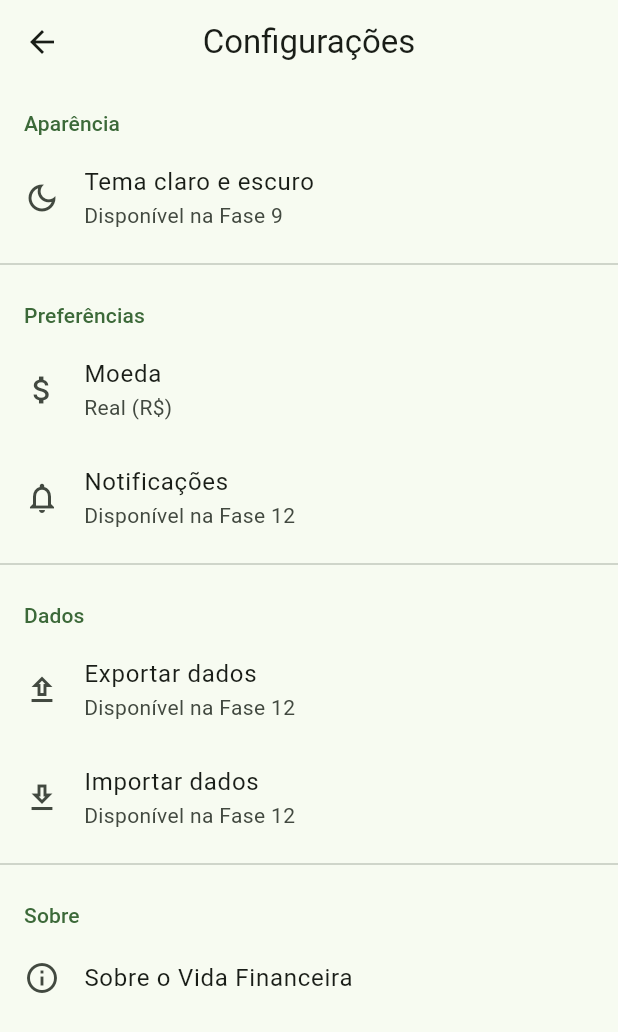
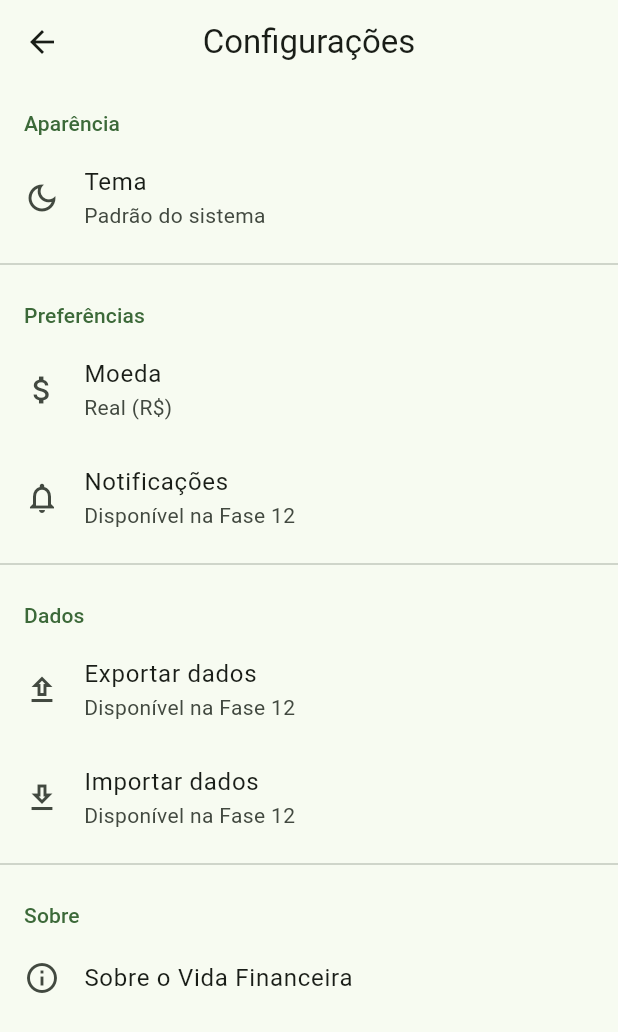
Before and after one commit to Bruno-Battisti/vida-financeira, a Flutter app: the screen it shows after launch, after a tap on the "settings" icon, on a phone screen of 412 x 824 dp. Shown: the top 1032 px of the screen. Run offline on Flutter 3.47's test engine with Material 3 defaults, Android fonts, the phone set to English and light mode, and no system bars; our stand-ins replace drift, drift_flutter, fl_chart, flutter_riverpod, freezed_annotation, go_router and 2 more; accounts and stored records are empty; generated files the repository leaves out were written again.

Commit message:
feat: dark mode, animations and consistent UX feedback (Fase 9)
Tema claro/escuro via ThemeModeNotifier persistido com
shared_preferences: a preferencia e lida de forma sincrona no
build() do provider (SharedPreferences ja fica pronto antes do
runApp, igual ao initializeDateFormatting da Fase 6), entao nao
ha flicker de tema ao abrir o app. Configuracoes ganha um dialog
com Sistema/Claro/Escuro de verdade, substituindo o stub.

Animacoes: rotas empilhadas (formularios, detalhes, configuracoes)
agora entram com fade + slide via CustomTransitionPage em vez do
corte seco padrao do Navigator. Hero anima o avatar da transacao
e o percentual da meta entre a lista e a tela de detalhe.

Estados vazios das listas de Transacoes e Metas ganham um
EmptyState reutilizavel (icone + titulo + subtitulo) no lugar de
um texto solto. Excluir transacao, excluir meta e
adicionar/retirar aporte agora tratam erro com SnackBar — antes
essas tres acoes nao davam nenhum feedback se falhassem.

Testes de widget passam a montar o app com um SharedPreferences
em memoria (setMockInitialValues) via um helper unico e
compartilhado em test/support/fake_repositories.dart, substituindo
a funcao duplicada que cada arquivo de teste tinha antes.

```diff
--- a/lib/app/app.dart
+++ b/lib/app/app.dart
@@ -1,25 +1,31 @@
 import 'package:flutter/material.dart';
+import 'package:flutter_riverpod/flutter_riverpod.dart';
 import 'package:go_router/go_router.dart';
 
 import 'routes.dart';
 import 'theme.dart';
+import 'theme_mode_provider.dart';
 
-class VidaFinanceiraApp extends StatefulWidget {
+class VidaFinanceiraApp extends ConsumerStatefulWidget {
   const VidaFinanceiraApp({super.key});
 
   @override
-  State<VidaFinanceiraApp> createState() => _VidaFinanceiraAppState();
+  ConsumerState<VidaFinanceiraApp> createState() => _VidaFinanceiraAppState();
 }
 
-class _VidaFinanceiraAppState extends State<VidaFinanceiraApp> {
+class _VidaFinanceiraAppState extends ConsumerState<VidaFinanceiraApp> {
   late final GoRouter _router = createRouter();
 
   @override
   Widget build(BuildContext context) {
+    final themeMode = ref.watch(themeModeProvider);
+
     return MaterialApp.router(
       title: 'Vida Financeira',
       debugShowCheckedModeBanner: false,
       theme: AppTheme.light(),
+      darkTheme: AppTheme.dark(),
+      themeMode: themeMode,
       routerConfig: _router,
     );
   }
--- a/lib/app/routes.dart
+++ b/lib/app/routes.dart
@@ -13,6 +13,20 @@ import '../features/transactions/screens/transactions_screen.dart';
 import 'main_shell.dart';
 
 final GlobalKey<NavigatorState> rootNavigatorKey = GlobalKey<NavigatorState>();
+
+/// Telas empilhadas por cima da shell (formulários, detalhes, configurações)
+/// entram com um leve fade + slide, em vez do corte seco padrão.
+CustomTransitionPage<void> _slideFadePage(GoRouterState state, Widget child) {
+  return CustomTransitionPage<void>(
+    key: state.pageKey,
+    child: child,
+    transitionsBuilder: (context, animation, secondaryAnimation, child) {
+      final fade = CurvedAnimation(parent: animation, curve: Curves.easeOut);
+      final slide = Tween<Offset>(begin: const Offset(0, 0.04), end: Offset.zero).animate(fade);
+      return FadeTransition(opacity: fade, child: SlideTransition(position: slide, child: child));
+    },
+  );
+}
 
 GoRouter createRouter() => GoRouter(
   navigatorKey: rootNavigatorKey,
@@ -40,14 +54,14 @@ GoRouter createRouter() => GoRouter(
                 GoRoute(
                   path: 'new',
                   parentNavigatorKey: rootNavigatorKey,
-                  builder: (context, state) => const TransactionFormScreen(),
+                  pageBuilder: (context, state) => _slideFadePage(state, const TransactionFormScreen()),
                 ),
                 GoRoute(
                   path: ':id',
                   parentNavigatorKey: rootNavigatorKey,
-                  builder: (context, state) {
+                  pageBuilder: (context, state) {
                     final id = int.parse(state.pathParameters['id']!);
-                    return TransactionDetailScreen(transactionId: id);
+                    return _slideFadePage(state, TransactionDetailScreen(transactionId: id));
                   },
                 ),
               ],
@@ -63,22 +77,22 @@ GoRouter createRouter() => GoRouter(
                 GoRoute(
                   path: 'new',
                   parentNavigatorKey: rootNavigatorKey,
-                  builder: (context, state) => const GoalFormScreen(),
+                  pageBuilder: (context, state) => _slideFadePage(state, const GoalFormScreen()),
                 ),
                 GoRoute(
                   path: ':id',
                   parentNavigatorKey: rootNavigatorKey,
-                  builder: (context, state) {
+                  pageBuilder: (context, state) {
                     final id = int.parse(state.pathParameters['id']!);
-                    return GoalDetailScreen(goalId: id);
+                    return _slideFadePage(state, GoalDetailScreen(goalId: id));
                   },
                   routes: [
                     GoRoute(
                       path: 'edit',
                       parentNavigatorKey: rootNavigatorKey,
-                      builder: (context, state) {
+                      pageBuilder: (context, state) {
                         final id = int.parse(state.pathParameters['id']!);
-                        return GoalFormScreen(goalId: id);
+                        return _slideFadePage(state, GoalFormScreen(goalId: id));
                       },
                     ),
                   ],
@@ -100,7 +114,7 @@ GoRouter createRouter() => GoRouter(
     GoRoute(
       path: '/settings',
       parentNavigatorKey: rootNavigatorKey,
-      builder: (context, state) => const SettingsScreen(),
+      pageBuilder: (context, state) => _slideFadePage(state, const SettingsScreen()),
     ),
   ],
 );
--- a/lib/app/theme.dart
+++ b/lib/app/theme.dart
@@ -3,10 +3,22 @@ import 'package:flutter/material.dart';
 class AppTheme {
   AppTheme._();
 
+  static const _seedColor = Color(0xFF2E7D32);
+
   static ThemeData light() {
     return ThemeData(
       useMaterial3: true,
-      colorScheme: ColorScheme.fromSeed(seedColor: const Color(0xFF2E7D32)),
+      brightness: Brightness.light,
+      colorScheme: ColorScheme.fromSeed(seedColor: _seedColor),
+      appBarTheme: const AppBarTheme(centerTitle: true),
+    );
+  }
+
+  static ThemeData dark() {
+    return ThemeData(
+      useMaterial3: true,
+      brightness: Brightness.dark,
+      colorScheme: ColorScheme.fromSeed(seedColor: _seedColor, brightness: Brightness.dark),
       appBarTheme: const AppBarTheme(centerTitle: true),
     );
   }
--- /dev/null
+++ b/lib/app/theme_mode_provider.dart
@@ -0,0 +1,25 @@
+import 'package:flutter/material.dart';
+import 'package:riverpod_annotation/riverpod_annotation.dart';
+
+import '../core/providers/shared_preferences_provider.dart';
+
+part 'theme_mode_provider.g.dart';
+
+const _themeModeKey = 'theme_mode';
+
+@Riverpod(keepAlive: true)
+class ThemeModeNotifier extends _$ThemeModeNotifier {
+  @override
+  ThemeMode build() {
+    final stored = ref.watch(sharedPreferencesProvider).getString(_themeModeKey);
+    return ThemeMode.values.firstWhere(
+      (mode) => mode.name == stored,
+      orElse: () => ThemeMode.system,
+    );
+  }
+
+  Future<void> setThemeMode(ThemeMode mode) async {
+    state = mode;
+    await ref.read(sharedPreferencesProvider).setString(_themeModeKey, mode.name);
+  }
+}
--- a/lib/features/settings/screens/settings_screen.dart
+++ b/lib/features/settings/screens/settings_screen.dart
@@ -1,10 +1,15 @@
 import 'package:flutter/material.dart';
+import 'package:flutter_riverpod/flutter_riverpod.dart';
 
-class SettingsScreen extends StatelessWidget {
+import '../../../app/theme_mode_provider.dart';
+
+class SettingsScreen extends ConsumerWidget {
   const SettingsScreen({super.key});
 
   @override
-  Widget build(BuildContext context) {
+  Widget build(BuildContext context, WidgetRef ref) {
+    final themeMode = ref.watch(themeModeProvider);
+
     return Scaffold(
       appBar: AppBar(title: const Text('Configurações')),
       body: ListView(
@@ -12,9 +17,9 @@ class SettingsScreen extends StatelessWidget {
           const _SectionLabel('Aparência'),
           ListTile(
             leading: const Icon(Icons.dark_mode_outlined),
-            title: const Text('Tema claro e escuro'),
-            subtitle: const Text('Disponível na Fase 9'),
-            onTap: () => _showComingSoon(context),
+            title: const Text('Tema'),
+            subtitle: Text(_themeModeLabel(themeMode)),
+            onTap: () => _showThemeDialog(context, ref, themeMode),
           ),
           const Divider(),
           const _SectionLabel('Preferências'),
@@ -56,6 +61,45 @@ class SettingsScreen extends StatelessWidget {
     );
   }
 
+  String _themeModeLabel(ThemeMode mode) {
+    switch (mode) {
+      case ThemeMode.system:
+        return 'Padrão do sistema';
+      case ThemeMode.light:
+        return 'Claro';
+      case ThemeMode.dark:
+        return 'Escuro';
+    }
+  }
+
+  Future<void> _showThemeDialog(BuildContext context, WidgetRef ref, ThemeMode current) async {
+    final selected = await showDialog<ThemeMode>(
+      context: context,
+      builder: (context) => SimpleDialog(
+        title: const Text('Tema'),
+        children: [
+          RadioGroup<ThemeMode>(
+            groupValue: current,
+            onChanged: (value) => Navigator.of(context).pop(value),
+            child: Column(
+              mainAxisSize: MainAxisSize.min,
+              children: ThemeMode.values.map((mode) {
+                return RadioListTile<ThemeMode>(
+                  title: Text(_themeModeLabel(mode)),
+                  value: mode,
+                );
+              }).toList(),
+            ),
+          ),
+        ],
+      ),
+    );
+
+    if (selected != null) {
+      await ref.read(themeModeProvider.notifier).setThemeMode(selected);
+    }
+  }
+
   void _showComingSoon(BuildContext context) {
     ScaffoldMessenger.of(context).showSnackBar(
       const SnackBar(content: Text('Disponível em uma fase futura do projeto.')),
--- a/lib/main.dart
+++ b/lib/main.dart
@@ -1,11 +1,20 @@
 import 'package:flutter/material.dart';
 import 'package:flutter_riverpod/flutter_riverpod.dart';
 import 'package:intl/date_symbol_data_local.dart';
+import 'package:shared_preferences/shared_preferences.dart';
 
 import 'app/app.dart';
+import 'core/providers/shared_preferences_provider.dart';
 
 Future<void> main() async {
   WidgetsFlutterBinding.ensureInitialized();
   await initializeDateFormatting('pt_BR');
-  runApp(const ProviderScope(child: VidaFinanceiraApp()));
+  final prefs = await SharedPreferences.getInstance();
+
+  runApp(
+    ProviderScope(
+      overrides: [sharedPreferencesProvider.overrideWithValue(prefs)],
+      child: const VidaFinanceiraApp(),
+    ),
+  );
 }
--- a/pubspec.yaml
+++ b/pubspec.yaml
@@ -44,6 +44,7 @@ dependencies:
   path: ^1.9.1
   intl: ^0.20.3
   fl_chart: ^1.2.0
+  shared_preferences: ^2.5.5
 
 dev_dependencies:
   flutter_test:
```
Also changed, not shown: lib/core/providers/shared_preferences_provider.dart (added, +9 -0 lines), lib/core/widgets/empty_state.dart (added, +39 -0 lines), lib/features/goals/screens/goal_detail_screen.dart (+32 -5 lines), lib/features/goals/screens/goals_screen.dart (+13 -2 lines), lib/features/transactions/screens/transaction_detail_screen.dart (+15 -4 lines), lib/features/transactions/screens/transactions_screen.dart (+10 -2 lines), lib/app/theme_mode_provider.g.dart (added), lib/core/providers/shared_preferences_provider.g.dart (added), pubspec.lock, 6 other files.
